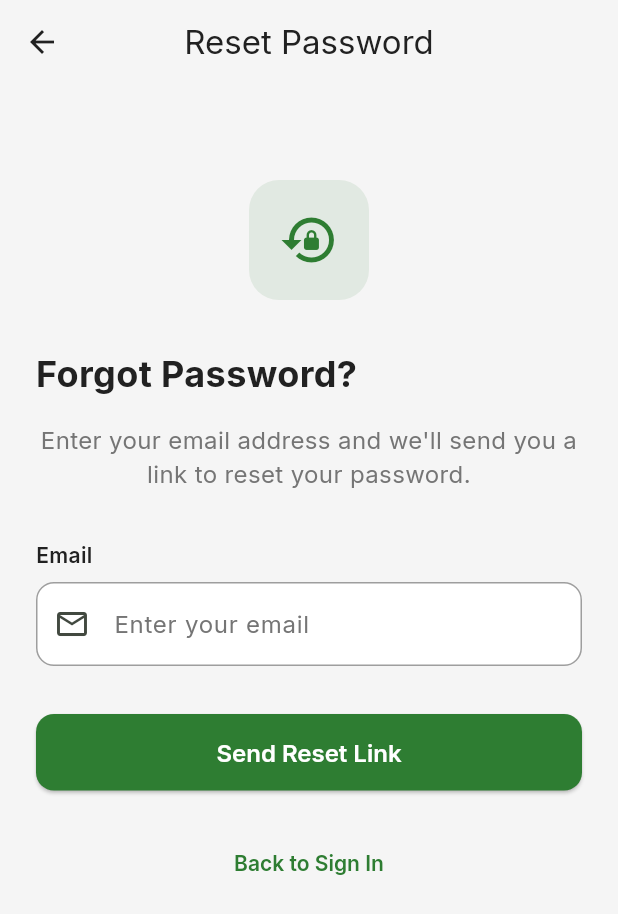
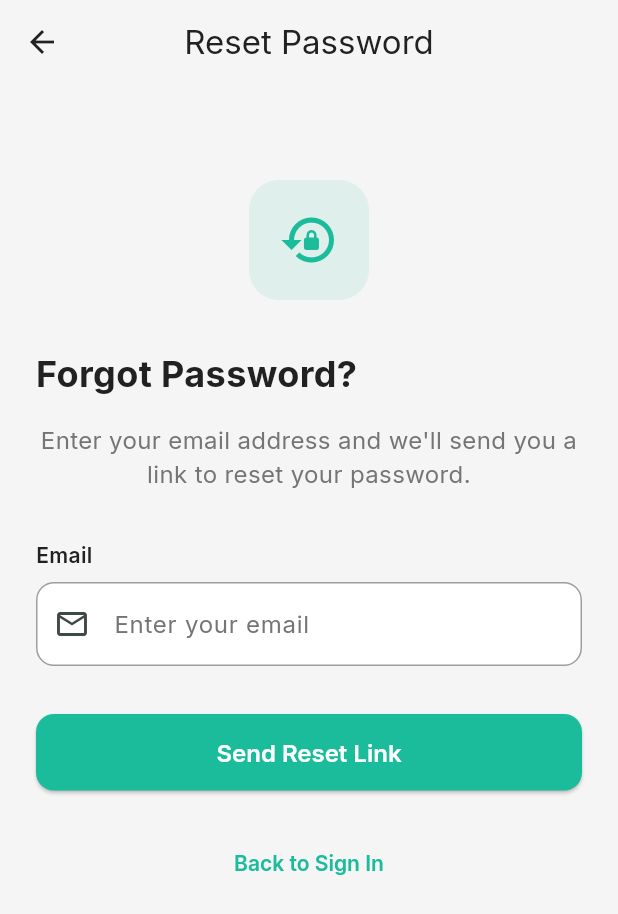
Before and after one commit to Mahad-Ghauri/simplet_stop, a Flutter app: the screen it shows after launch, after a tap on "Skip", after a tap on "Forgot code?", on a phone screen of 412 x 824 dp. Shown: the top 914 px of the screen. Run offline on Flutter 3.47's test engine with Material 3 defaults, Android fonts, the phone set to English and light mode, and no system bars; our stand-ins replace audioplayers, cloud_firestore, firebase_auth, firebase_core, google_fonts, shared_preferences; accounts and stored records are empty.

Commit message:
Refactor color scheme for improved contrast and consistency in UI elements

```diff
--- a/lib/screens/auth/login_screen.dart
+++ b/lib/screens/auth/login_screen.dart
@@ -237,8 +237,9 @@ Widget build(BuildContext context) {
               begin: Alignment.topCenter,
               end: Alignment.bottomCenter,
               colors: [
-                Color(0xFFE8F5E8), // Light green at top
-                Color(0xFFF0F8F0), // Lighter green at bottom
+                 Colors.white, // Fixed: Changed to white for better contrast
+                Color(0xFFA3E4D7), // Light green at top
+               // Lighter green at bottom
               ],
             ),
           ),
@@ -290,7 +291,7 @@ Widget build(BuildContext context) {
                                       SizedBox(
                                         height: 80,
                                         child: Image.asset(
-                                          'assets/images/simpelt_stop_logo_new.png',
+                                          'assets/images/logo.png',
                                           height: 80,
                                           fit: BoxFit.contain,
                                           errorBuilder:
@@ -298,7 +299,7 @@ Widget build(BuildContext context) {
                                                 return const Icon(
                                                   Icons.app_registration,
                                                   size: 80,
-                                                  color: Color(0xFF4CAF50),
+                                                  color:Color(0xFF1ABC9C),
                                                 );
                                               },
                                         ),
@@ -413,7 +414,7 @@ Widget build(BuildContext context) {
                                                     'auth.forgot_code',
                                                   ),
                                                   style: const TextStyle(
-                                                    color: Color(0xFF4CAF50),
+                                                    color: Color(0xFF48C9B0),
                                                     fontSize: 14,
                                                     fontWeight:
                                                         FontWeight.w500,
@@ -488,13 +489,11 @@ Widget build(BuildContext context) {
                                               height: 20,
                                               decoration: BoxDecoration(
                                                 color: _rememberMe
-                                                    ? const Color(0xFF4CAF50)
+                                                    ? Color(0xFF48C9B0)
                                                     : Colors.transparent,
                                                 border: Border.all(
                                                   color: _rememberMe
-                                                      ? const Color(
-                                                          0xFF4CAF50,
-                                                        )
+                                                      ? const Color(0xFF48C9B0)
                                                       : Colors.grey[400]!,
                                                   width: 2,
                                                 ),
@@ -542,9 +541,7 @@ Widget build(BuildContext context) {
                                               ? null
                                               : _login,
                                           style: ElevatedButton.styleFrom(
-                                            backgroundColor: const Color(
-                                              0xFF4CAF50,
-                                            ),
+                                            backgroundColor: Color(0xFF48C9B0),
                                             foregroundColor: Colors.white,
                                             shape: RoundedRectangleBorder(
                                               borderRadius:
@@ -597,7 +594,7 @@ Widget build(BuildContext context) {
                                                     'auth.create_account_link',
                                                   ),
                                                   style: const TextStyle(
-                                                    color: Color(0xFF4CAF50),
+                                                    color: Color(0xFF48C9B0),
                                                     fontSize: 14,
                                                     fontWeight:
                                                         FontWeight.w600,
@@ -619,7 +616,7 @@ Widget build(BuildContext context) {
                                             'auth.forgot_code',
                                           ),
                                           style: const TextStyle(
-                                            color: Color(0xFF4CAF50),
+                                            color:Color(0xFF48C9B0),
                                             fontSize: 14,
                                             fontWeight: FontWeight.w500,
                                           ),
--- a/lib/utils/theme.dart
+++ b/lib/utils/theme.dart
@@ -4,7 +4,7 @@ import 'package:google_fonts/google_fonts.dart';
 class AppTheme {
   // Colors
   static const Color primaryColor = Color(
-    0xFF2E7D32,
+    0xFF1ABC9C,
   ); // Green for health/growth
   static const Color secondaryColor = Color(0xFF4CAF50);
   static const Color accentColor = Color(0xFF81C784);
@@ -115,7 +115,7 @@ class AppTheme {
         elevation: 2,
         shape: RoundedRectangleBorder(borderRadius: BorderRadius.circular(16)),
       ),
-        bottomNavigationBarTheme: const BottomNavigationBarThemeData(
+      bottomNavigationBarTheme: const BottomNavigationBarThemeData(
         backgroundColor: surfaceColor,
         selectedItemColor: primaryColor,
         unselectedItemColor: textSecondary,
```
